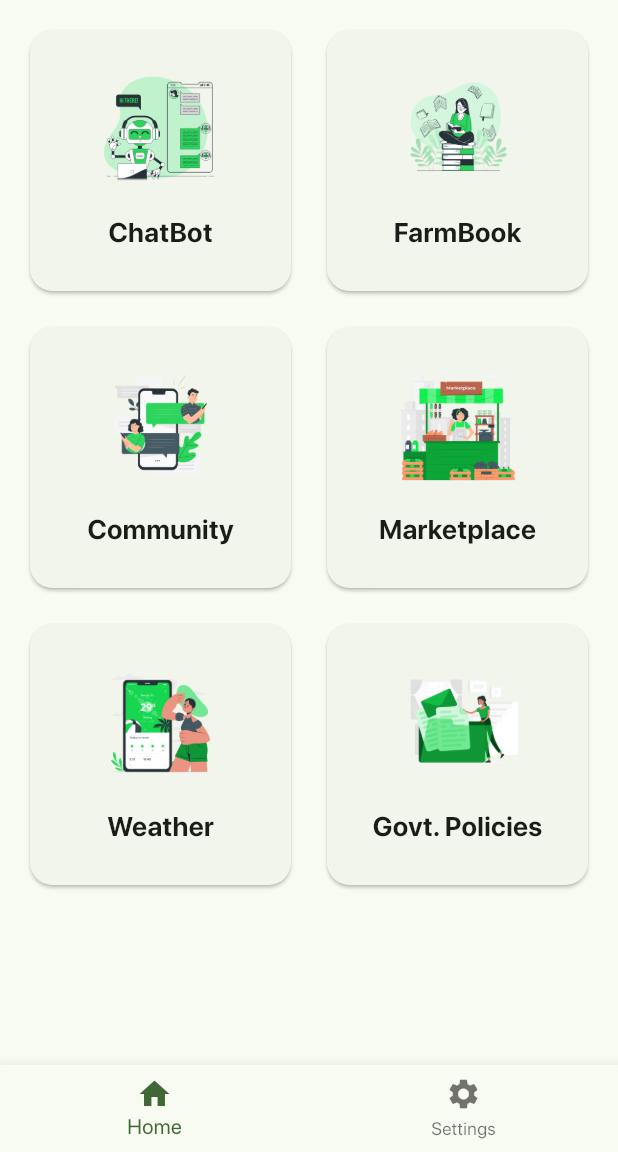
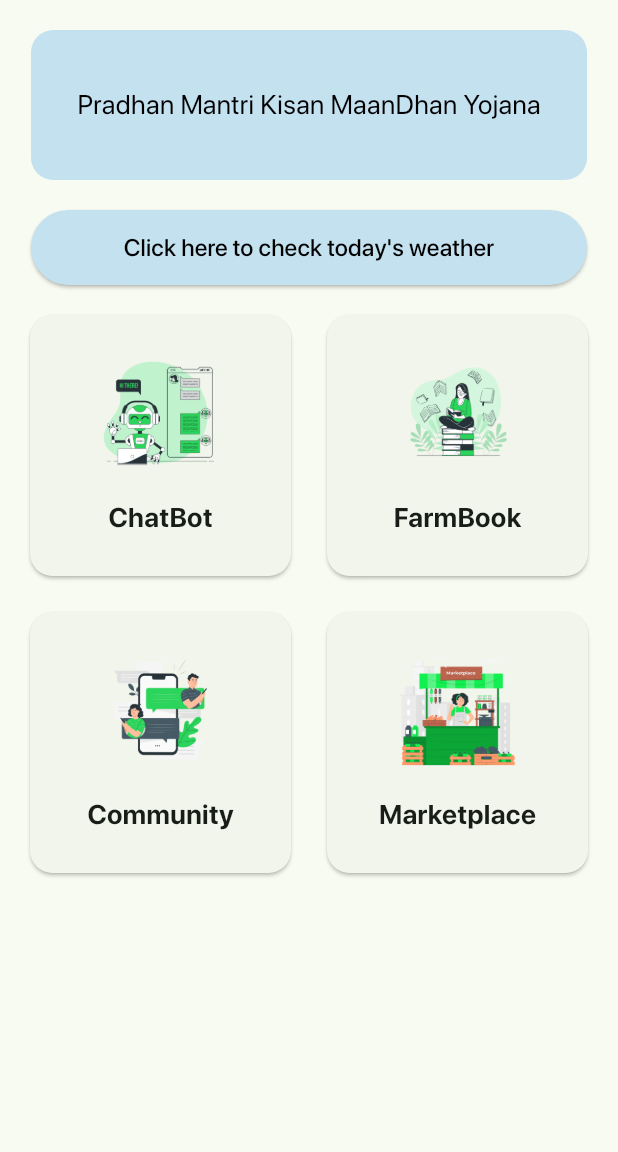
Before and after one commit to celestix/agroconnect, a Flutter app: the HomeScreen screen opened by its route, on a phone screen of 412 x 824 dp, the part 84-1236 px from its top. Run offline on Flutter 3.47's test engine with Material 3 defaults, Android fonts, the phone set to English and light mode, and no system bars; our stand-ins replace cloud_firestore, firebase_auth, firebase_core, firebase_crashlytics, firebase_messaging, firebase_storage and 3 more; accounts and stored records are empty; statements that could not run were skipped; project files that could hold a hidden picture were left out.

Commit message:
Modify home screen
- added govt policies slider
- added weather button
- removed bottom navigation bar
- removed weather and govt policies grid elements

```diff
--- a/lib/home/home.dart
+++ b/lib/home/home.dart
@@ -1,3 +1,5 @@
+import 'dart:async';
+
 import 'package:FarmXpert/home/coming_soon.dart';
 import 'package:FarmXpert/misc/config.dart';
 import 'package:FarmXpert/store/main_store.dart';
@@ -17,13 +19,49 @@
     'FarmBook',
     'Community',
     'Marketplace',
-    'Weather',
-    'Govt. Policies',
+  ];
+
+  List<String> textSliderTexts = [
+    'Pradhan Mantri Kisan MaanDhan Yojana',
+    'Pradhan Mantri Fasal Bima Yojana (PMFBY)',
+    'Rastriya Krishi Vikas Yojana',
+    'Modified Interest Subvention Scheme (MISS)',
+    'Market Intervention Scheme and Price support Scheme (MIS-PSS)',
+    'Pashu Kisan Credit Card Scheme ',
+    'Agri Infrastructure Fund',
+    'Soil Health Card Scheme',
+    'PM Kisan Sampada Yojana',
   ];
 
   Map<String, Widget?> homeRoutes = {
     "Marketplace": const StoreScreen(),
   };
+
+  int _currentIndex = 0;
+  final PageController _pageController = PageController(initialPage: 0);
+  late final Timer _timer;
+
+  void _timerCallback(Timer timer) {
+    _currentIndex = ((_currentIndex + 1) % textSliderTexts.length);
+    _pageController.animateToPage(
+      _currentIndex,
+      duration: const Duration(milliseconds: 500),
+      curve: Curves.easeInOut,
+    );
+    setState(() {});
+  }
+
+  @override
+  void initState() {
+    super.initState();
+    _timer = Timer.periodic(const Duration(seconds: 5), _timerCallback);
+  }
+
+  @override
+  void dispose() {
+    _timer.cancel();
+    super.dispose();
+  }
 
   @override
   Widget build(BuildContext context) {
@@ -57,7 +95,8 @@
                     image: const DecorationImage(
                       image: AssetImage("assets/images/farmer.png"),
                       fit: BoxFit.cover,
-                      )),
+                    ),
+                  ),
                 ),
                 Text(
                   FirebaseAuth.instance.currentUser!.displayName ?? "User",
@@ -184,20 +223,64 @@
           ),
         ),
       ),
-      bottomNavigationBar: BottomNavigationBar(
-        items: const <BottomNavigationBarItem>[
-          BottomNavigationBarItem(
-            icon: Icon(Icons.home),
-            label: 'Home',
+      body: Column(
+        children: [
+          Padding(
+            padding: const EdgeInsets.only(top: 20),
+            child: ClipRRect(
+              borderRadius: BorderRadius.circular(15),
+              child: GestureDetector(
+                onTap: () {
+                  Navigator.push(
+                    context,
+                    MaterialPageRoute(
+                        builder: (context) => const PageNotFound()),
+                  );
+                },
+                child: Container(
+                  height: 100,
+                  width: MediaQuery.of(context).size.width * 0.9,
+                  color: const Color.fromARGB(255, 196, 225, 240),
+                  child: PageView.builder(
+                    controller: _pageController,
+                    itemCount: textSliderTexts.length,
+                    itemBuilder: (context, index) {
+                      return Center(
+                        child: Text(
+                          textSliderTexts[index],
+                          style: const TextStyle(
+                            color: Colors.black,
+                            fontSize: 18,
                           ),
-          BottomNavigationBarItem(
-            icon: Icon(Icons.settings),
-            label: 'Settings',
                         ),
-        ],
+                      );
+                    },
                   ),
-      body: GridView.builder(
-        itemCount: 6,
+                ),
+              ),
+            ),
+          ),
+          const SizedBox(height: 20),
+          ElevatedButton(
+            onPressed: () {
+              Navigator.push(
+                context,
+                MaterialPageRoute(builder: (context) => const PageNotFound()),
+              );
+            },
+            style: ElevatedButton.styleFrom(
+              foregroundColor: Colors.black,
+              backgroundColor: const Color.fromARGB(255, 196, 225, 240),
+              minimumSize: Size(MediaQuery.of(context).size.width * 0.9, 50),
+            ),
+            child: const Text(
+              "Click here to check today's weather",
+              style: TextStyle(fontSize: 16),
+            ),
+          ),
+          Expanded(
+            child: GridView.builder(
+              itemCount: imageTexts.length,
               padding: const EdgeInsets.all(16),
               gridDelegate: const SliverGridDelegateWithFixedCrossAxisCount(
                 crossAxisCount: 2,
@@ -217,7 +300,8 @@
                         context,
                         MaterialPageRoute(
                           builder: (context) =>
-                        homeRoutes[imageTexts[index]] ?? const PageNotFound(),
+                              homeRoutes[imageTexts[index]] ??
+                              const PageNotFound(),
                         ),
                       );
                     },
@@ -243,6 +327,9 @@
                 );
               },
             ),
+          ),
+        ],
+      ),
     );
   }
 }
```
Lines whose indentation alone changed are shown as unchanged.
